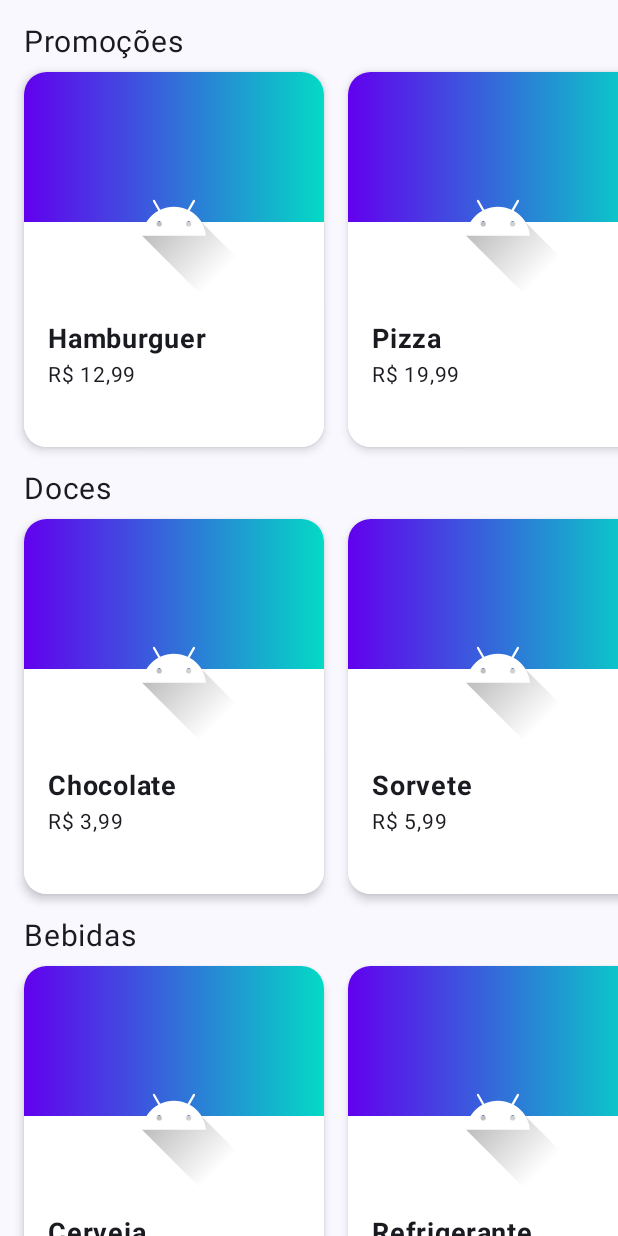
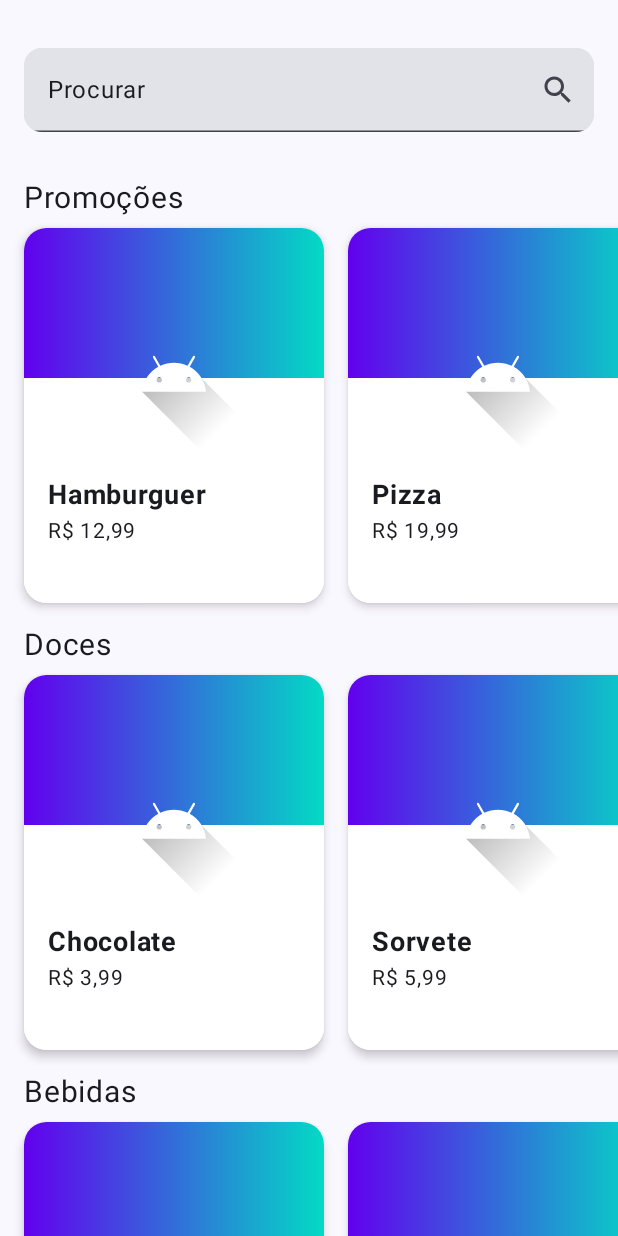
Before and after one commit to Cacaendlich/FORNOW, an Android app built with Jetpack Compose: the screen it shows after launch (MainActivity), on a phone screen of 412 x 824 dp. Run offline under Robolectric (Android 15) with nearby library versions, the phone set to English and light mode, and no system bars; pictures from the network do not load.

Commit message:
add SearchLayout

```diff
--- a/app/src/main/java/com/camilaendlich/fornow/MainActivity.kt
+++ b/app/src/main/java/com/camilaendlich/fornow/MainActivity.kt
@@ -1,6 +1,7 @@
 package com.camilaendlich.fornow
 
 import android.os.Bundle
+import android.util.Log
 import androidx.activity.ComponentActivity
 import androidx.activity.compose.setContent
 import androidx.compose.foundation.layout.fillMaxSize
@@ -17,13 +18,17 @@ class MainActivity : ComponentActivity() {
     override fun onCreate(savedInstanceState: Bundle?) {
         super.onCreate(savedInstanceState)
         setContent {
-            App()
+            App(
+                onClick = { contentSearch ->  Log.e("SEARCH_CLICK", contentSearch)}
+            )
         }
     }
 }
 
 @Composable
-fun App() {
+fun App(
+    onClick: (contentSearch: String) -> Unit
+) {
     FORNOWTheme {
         Scaffold(
             modifier = Modifier
@@ -31,7 +36,8 @@ fun App() {
         ) { innerPadding ->
             MainLayout(
                 modifier = Modifier.padding(innerPadding),
-                sampleSections
+                sections = sampleSections,
+                onClick = onClick
             )
         }
     }
--- /dev/null
+++ b/app/src/main/java/com/camilaendlich/fornow/ui/components/SearchLayout.kt
@@ -0,0 +1,61 @@
+package com.camilaendlich.fornow.ui.components
+
+import androidx.compose.foundation.clickable
+import androidx.compose.foundation.layout.Row
+import androidx.compose.foundation.layout.fillMaxWidth
+import androidx.compose.foundation.layout.padding
+import androidx.compose.material3.Card
+import androidx.compose.material3.Icon
+import androidx.compose.material3.TextField
+import androidx.compose.runtime.Composable
+import androidx.compose.runtime.getValue
+import androidx.compose.runtime.mutableStateOf
+import androidx.compose.runtime.remember
+import androidx.compose.runtime.setValue
+import androidx.compose.ui.Modifier
+import androidx.compose.ui.res.painterResource
+import androidx.compose.ui.tooling.preview.Preview
+import androidx.compose.ui.unit.dp
+import com.camilaendlich.fornow.R
+import com.camilaendlich.fornow.ui.theme.FORNOWTheme
+
+@Composable
+fun SearchLayout(
+    modifier: Modifier = Modifier,
+    onClick: (contentSearch: String) -> Unit = {}
+) {
+    var search by remember { mutableStateOf("Procurar") }
+
+    Card(
+        modifier = Modifier
+            .fillMaxWidth()
+            .padding(all = 16.dp)
+    ) {
+        Row{
+            TextField(
+                value = search,
+                onValueChange = { contentSearch ->
+                    search = contentSearch
+                                },
+                modifier = Modifier
+                    .fillMaxWidth(),
+                trailingIcon = {
+                    Icon(
+                        painter = painterResource(R.drawable.icon_search),
+                        contentDescription = null,
+                        modifier = Modifier
+                            .clickable { onClick(search) }
+                    )
+                }
+            )
+        }
+    }
+}
+
+@Preview()
+@Composable
+private fun SearchLayoutPreview() {
+    FORNOWTheme {
+        SearchLayout()
+    }
+}
--- a/app/src/main/java/com/camilaendlich/fornow/ui/screens/MainLayout.kt
+++ b/app/src/main/java/com/camilaendlich/fornow/ui/screens/MainLayout.kt
@@ -13,12 +13,14 @@ import androidx.compose.ui.unit.dp
 import com.camilaendlich.fornow.models.Product
 import com.camilaendlich.fornow.sampledata.sampleSections
 import com.camilaendlich.fornow.ui.components.ProductSectionLayout
+import com.camilaendlich.fornow.ui.components.SearchLayout
 import com.camilaendlich.fornow.ui.theme.FORNOWTheme
 
 @Composable
 fun MainLayout(
     modifier: Modifier = Modifier,
-    sections: Map<String, List<Product>>
+    sections: Map<String, List<Product>>,
+    onClick: (contentSearch: String) -> Unit = {}
 ) {
     Column(
         verticalArrangement = Arrangement.spacedBy(16.dp),
@@ -27,6 +29,8 @@ fun MainLayout(
             .verticalScroll(rememberScrollState())
     ) {
         Spacer(modifier = Modifier)
+        SearchLayout(onClick = onClick)
+
         for (section in sections){
             ProductSectionLayout(
                 name = section.key,
--- /dev/null
+++ b/app/src/main/res/drawable/icon_search.xml
@@ -0,0 +1,5 @@
+<vector xmlns:android="http://schemas.android.com/apk/res/android" android:height="24dp" android:tint="#000000" android:viewportHeight="24" android:viewportWidth="24" android:width="24dp">
+
+    <path android:fillColor="@android:color/white" android:pathData="M15.5,14h-0.79l-0.28,-0.27C15.41,12.59 16,11.11 16,9.5 16,5.91 13.09,3 9.5,3S3,5.91 3,9.5 5.91,16 9.5,16c1.61,0 3.09,-0.59 4.23,-1.57l0.27,0.28v0.79l5,4.99L20.49,19l-4.99,-5zM9.5,14C7.01,14 5,11.99 5,9.5S7.01,5 9.5,5 14,7.01 14,9.5 11.99,14 9.5,14z"/>
+
+</vector>
```
